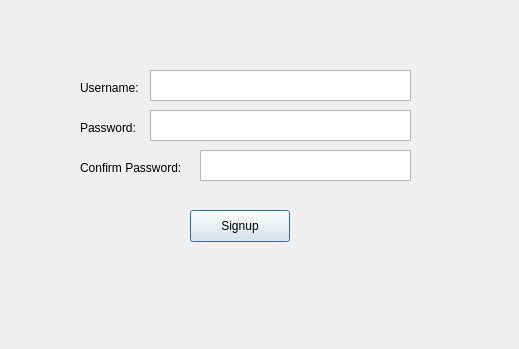
Old version of the form LibraryManagementSystem/signup.ui in the repository omar-rabeh-18/LibraryManagementSystem.
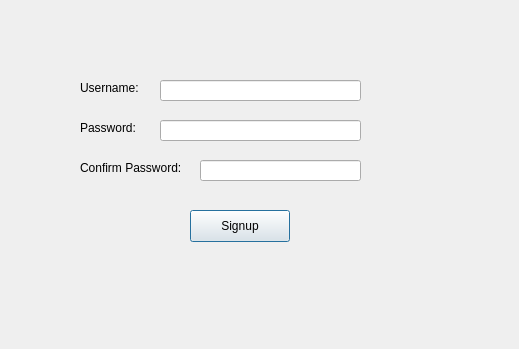
New version of the form.

Patch:
```diff
--- a/LibraryManagementSystem/signup.ui
+++ b/LibraryManagementSystem/signup.ui
@@ -52,36 +52,6 @@
     <string>Confirm Password:</string>
    </property>
   </widget>
-  <widget class="QTextEdit" name="usernameTextEdit">
-   <property name="geometry">
-    <rect>
-     <x>150</x>
-     <y>70</y>
-     <width>261</width>
-     <height>31</height>
-    </rect>
-   </property>
-  </widget>
-  <widget class="QTextEdit" name="confirmPasswordTextEdit">
-   <property name="geometry">
-    <rect>
-     <x>200</x>
-     <y>150</y>
-     <width>211</width>
-     <height>31</height>
-    </rect>
-   </property>
-  </widget>
-  <widget class="QTextEdit" name="passwordTextEdit">
-   <property name="geometry">
-    <rect>
-     <x>150</x>
-     <y>110</y>
-     <width>261</width>
-     <height>31</height>
-    </rect>
-   </property>
-  </widget>
   <widget class="QPushButton" name="signupPushButton">
    <property name="geometry">
     <rect>
@@ -95,6 +65,42 @@
     <string>Signup</string>
    </property>
   </widget>
+  <widget class="QLineEdit" name="usernameLineEdit">
+   <property name="geometry">
+    <rect>
+     <x>160</x>
+     <y>80</y>
+     <width>201</width>
+     <height>21</height>
+    </rect>
+   </property>
+  </widget>
+  <widget class="QLineEdit" name="confirmPasswordLineEdit">
+   <property name="geometry">
+    <rect>
+     <x>200</x>
+     <y>160</y>
+     <width>161</width>
+     <height>21</height>
+    </rect>
+   </property>
+   <property name="echoMode">
+    <enum>QLineEdit::Password</enum>
+   </property>
+  </widget>
+  <widget class="QLineEdit" name="passwordLineEdit">
+   <property name="geometry">
+    <rect>
+     <x>160</x>
+     <y>120</y>
+     <width>201</width>
+     <height>21</height>
+    </rect>
+   </property>
+   <property name="echoMode">
+    <enum>QLineEdit::Password</enum>
+   </property>
+  </widget>
  </widget>
  <resources/>
  <connections/>
```
